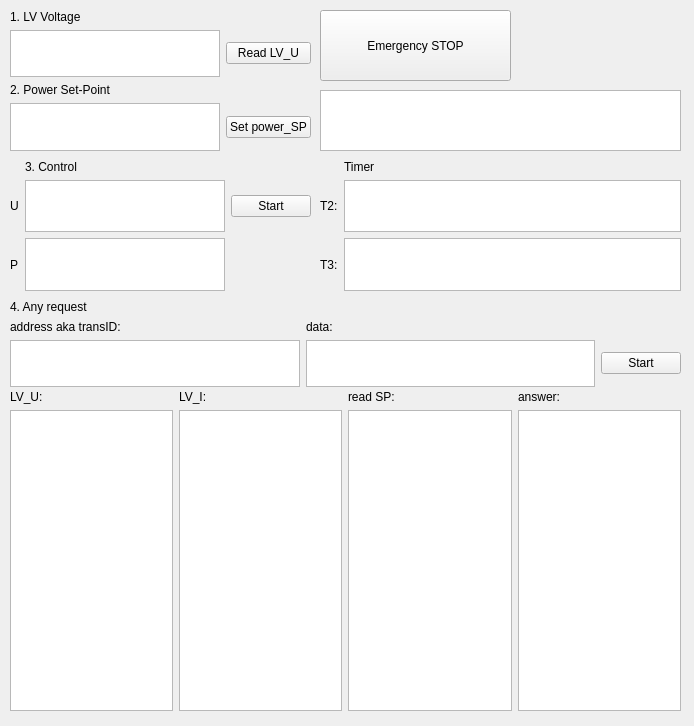
This is mainwindow.ui in bocherteric/modbus_tcp as Qt 5 draws it before an edit. The edited form follows.
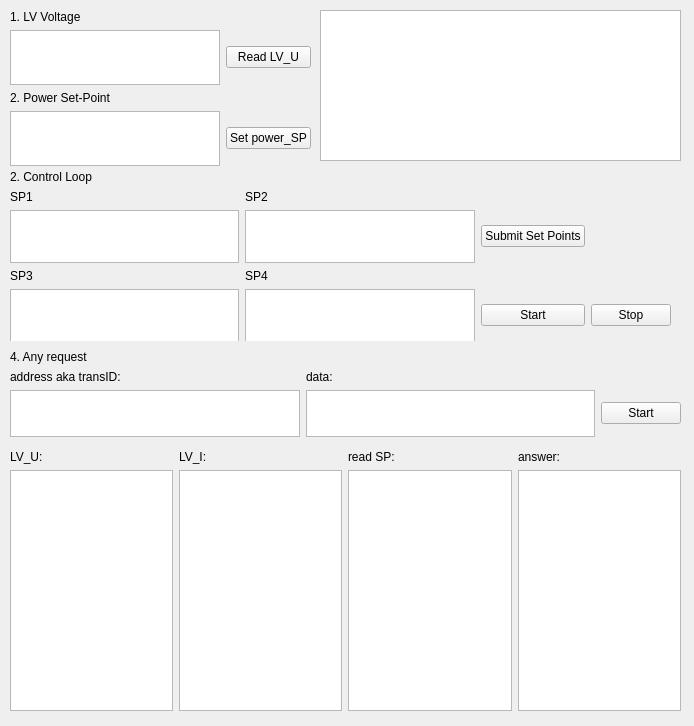
This is the edited form.

```diff
--- a/mainwindow.ui
+++ b/mainwindow.ui
@@ -13,26 +13,13 @@
   <property name="windowTitle">
    <string>MainWindow</string>
   </property>
-  <widget class="QPushButton" name="pushButtonE">
-   <property name="geometry">
-    <rect>
-     <x>320</x>
-     <y>10</y>
-     <width>191</width>
-     <height>71</height>
-    </rect>
-   </property>
-   <property name="text">
-    <string>Emergency STOP</string>
-   </property>
-  </widget>
   <widget class="QWidget" name="gridLayoutWidget">
    <property name="geometry">
     <rect>
      <x>10</x>
      <y>10</y>
      <width>301</width>
-     <height>141</height>
+     <height>156</height>
     </rect>
    </property>
    <layout class="QGridLayout" name="gridLayout">
@@ -76,9 +63,9 @@
    <property name="geometry">
     <rect>
      <x>10</x>
-     <y>390</y>
+     <y>450</y>
      <width>671</width>
-     <height>321</height>
+     <height>261</height>
     </rect>
    </property>
    <layout class="QGridLayout" name="gridLayout_3">
@@ -124,59 +111,13 @@
     </item>
    </layout>
   </widget>
-  <widget class="QWidget" name="gridLayoutWidget_4">
-   <property name="geometry">
-    <rect>
-     <x>10</x>
-     <y>160</y>
-     <width>301</width>
-     <height>131</height>
-    </rect>
-   </property>
-   <layout class="QGridLayout" name="gridLayout_4">
-    <item row="0" column="1">
-     <widget class="QLabel" name="label_3">
-      <property name="text">
-       <string>3. Control</string>
-      </property>
-     </widget>
-    </item>
-    <item row="1" column="1">
-     <widget class="QPlainTextEdit" name="text3U"/>
-    </item>
-    <item row="2" column="1">
-     <widget class="QPlainTextEdit" name="text3P"/>
-    </item>
-    <item row="1" column="2">
-     <widget class="QPushButton" name="pushButton3">
-      <property name="text">
-       <string>Start</string>
-      </property>
-     </widget>
-    </item>
-    <item row="1" column="0">
-     <widget class="QLabel" name="label_4">
-      <property name="text">
-       <string>U</string>
-      </property>
-     </widget>
-    </item>
-    <item row="2" column="0">
-     <widget class="QLabel" name="label_5">
-      <property name="text">
-       <string>P</string>
-      </property>
-     </widget>
-    </item>
-   </layout>
-  </widget>
   <widget class="QTextBrowser" name="browserEmergency">
    <property name="geometry">
     <rect>
      <x>320</x>
-     <y>90</y>
+     <y>10</y>
      <width>361</width>
-     <height>61</height>
+     <height>151</height>
     </rect>
    </property>
   </widget>
@@ -184,7 +125,7 @@
    <property name="geometry">
     <rect>
      <x>10</x>
-     <y>300</y>
+     <y>350</y>
      <width>671</width>
      <height>87</height>
     </rect>
@@ -226,40 +167,81 @@
     </item>
    </layout>
   </widget>
-  <widget class="QWidget" name="gridLayoutWidget_5">
+  <widget class="QWidget" name="gridLayoutWidget_4">
    <property name="geometry">
     <rect>
-     <x>320</x>
-     <y>160</y>
-     <width>361</width>
-     <height>131</height>
+     <x>10</x>
+     <y>170</y>
+     <width>661</width>
+     <height>171</height>
     </rect>
    </property>
-   <layout class="QGridLayout" name="gridLayout_5">
-    <item row="0" column="1">
-     <widget class="QLabel" name="label_13">
-      <property name="text">
-       <string>Timer</string>
-      </property>
-     </widget>
-    </item>
-    <item row="2" column="1">
-     <widget class="QTextBrowser" name="timer3"/>
-    </item>
-    <item row="1" column="1">
-     <widget class="QTextBrowser" name="timer2"/>
-    </item>
-    <item row="1" column="0">
+   <layout class="QGridLayout" name="gridLayout_4">
+    <item row="4" column="1">
      <widget class="QLabel" name="label_14">
       <property name="text">
-       <string>T2:</string>
+       <string>SP4</string>
       </property>
      </widget>
     </item>
     <item row="2" column="0">
+     <widget class="QPlainTextEdit" name="textSP1"/>
+    </item>
+    <item row="1" column="1">
+     <widget class="QLabel" name="label_16">
+      <property name="text">
+       <string>SP2</string>
+      </property>
+     </widget>
+    </item>
+    <item row="1" column="0">
      <widget class="QLabel" name="label_15">
       <property name="text">
-       <string>T3:</string>
+       <string>SP1</string>
+      </property>
+     </widget>
+    </item>
+    <item row="0" column="0">
+     <widget class="QLabel" name="label_3">
+      <property name="text">
+       <string>2. Control Loop</string>
+      </property>
+     </widget>
+    </item>
+    <item row="6" column="0">
+     <widget class="QPlainTextEdit" name="textSP3"/>
+    </item>
+    <item row="6" column="1">
+     <widget class="QPlainTextEdit" name="textSP4"/>
+    </item>
+    <item row="4" column="0">
+     <widget class="QLabel" name="label_13">
+      <property name="text">
+       <string>SP3</string>
+      </property>
+     </widget>
+    </item>
+    <item row="2" column="1">
+     <widget class="QPlainTextEdit" name="textSP2"/>
+    </item>
+    <item row="2" column="2">
+     <widget class="QPushButton" name="pushButtonSP">
+      <property name="text">
+       <string>Submit Set Points</string>
+      </property>
+     </widget>
+    </item>
+    <item row="6" column="2">
+     <widget class="QPushButton" name="pushButtonStart">
+      <property name="text">
+       <string>Start</string>
+      </property>
+     </widget>
+    </item>
+    <item row="6" column="3">
+     <widget class="QPushButton" name="pushButtonStop">
+      <property name="text">
+       <string>Stop</string>
       </property>
      </widget>
     </item>
```
Left out of the diff: 34 changed lines with no effect on the pictures.
